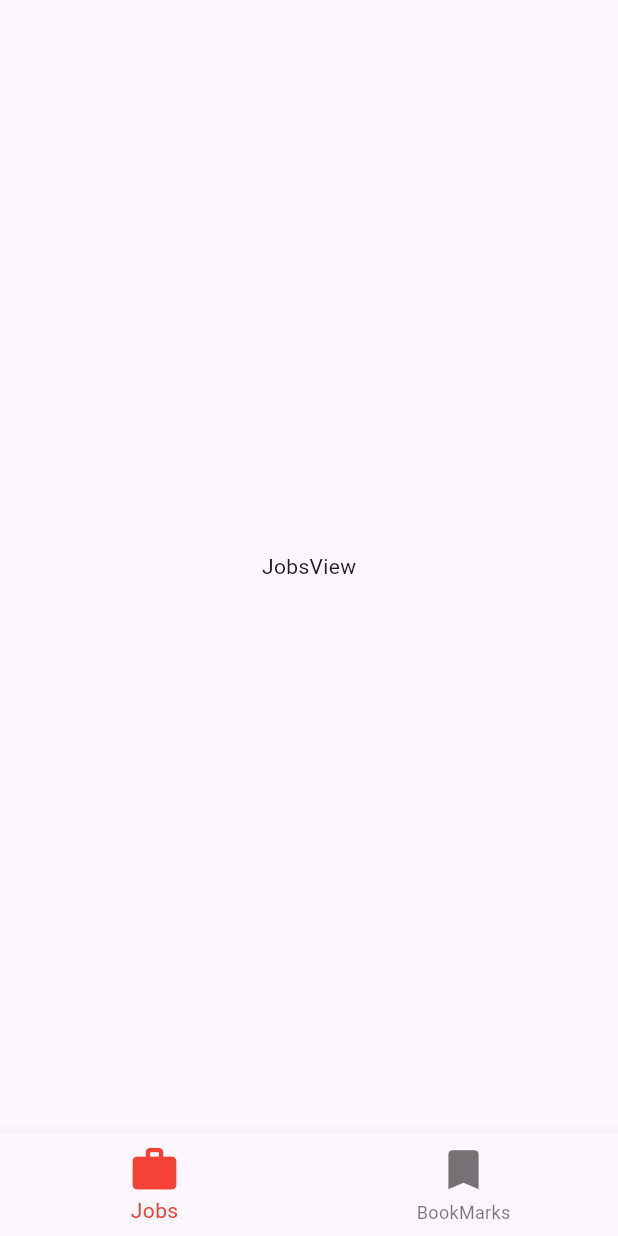
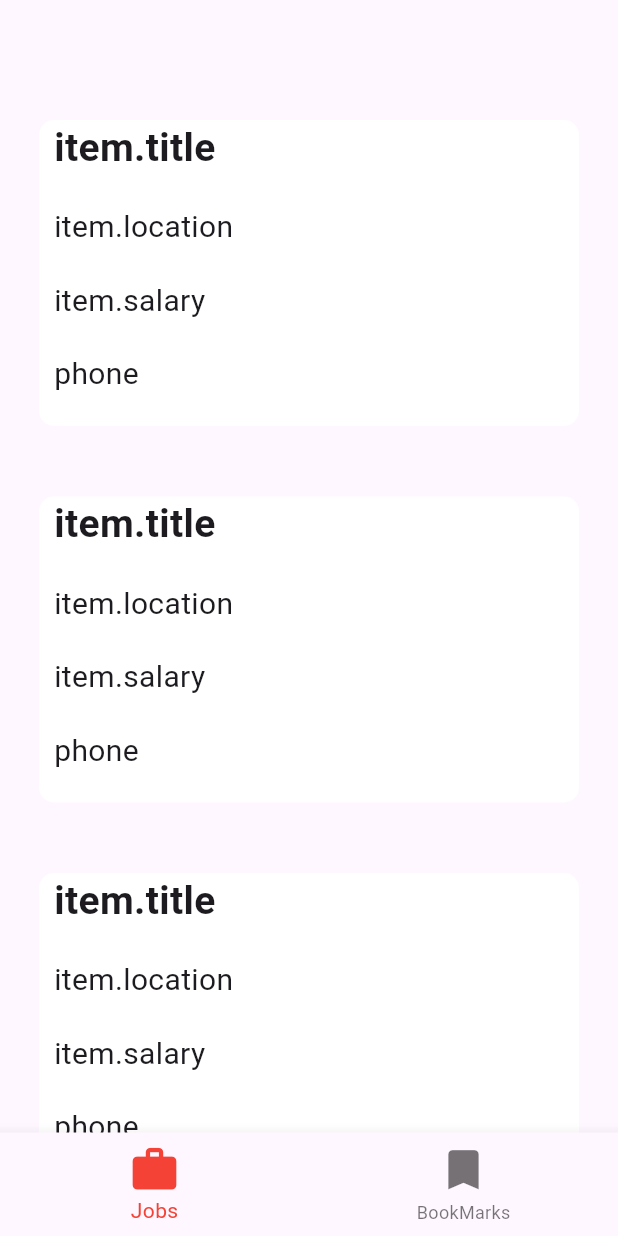
Before and after one commit to nicoleandlilli/flutter_lokal, a Flutter app: the screen it shows after launch, on a phone screen of 412 x 824 dp. Run offline on Flutter 3.47's test engine with Material 3 defaults, Android fonts, the phone set to English and light mode, and no system bars; our stand-ins replace dio, get.

Commit message:
调整jobs界面条目布局

```diff
--- a/lib/modules/jobs/controllers/jobs_controller.dart
+++ b/lib/modules/jobs/controllers/jobs_controller.dart
@@ -1,5 +1,23 @@
+import 'package:flutter/cupertino.dart';
+import 'package:get/get_rx/src/rx_types/rx_types.dart';
 import 'package:get/get_state_manager/src/simple/get_controllers.dart';
 
 class JobsController extends GetxController{
 
+  RxBool hasData = true.obs;
+  RxList<String> pList=<String> [].obs;   //注意，需要定义成响应式数据
+  ScrollController scrollController=ScrollController();
+
+  @override
+  void onInit() {
+    super.onInit();
+    getPListData();
+  }
+
+  getPListData() async{
+    for(int i=0;i<10;i++){
+      pList.add("list $i");
+    }
+    update();
+  }
 }
--- a/lib/modules/jobs/views/jobs_view.dart
+++ b/lib/modules/jobs/views/jobs_view.dart
@@ -1,22 +1,95 @@
 import 'package:flutter/material.dart';
+import 'package:get/get_state_manager/src/rx_flutter/rx_obx_widget.dart';
 import 'package:get/get_state_manager/src/simple/get_view.dart';
+import 'package:lokal/modules/jobs/controllers/jobs_controller.dart';
 
 import '../../../services/kee_alive_wrapper.dart';
 
-class JobsView extends GetView{
+class JobsView extends GetView<JobsController>{
   const JobsView({super.key});
 
 
   @override
   Widget build(BuildContext context) {
-    return const KeepAliveWrapper(
+    return KeepAliveWrapper(
         child: Scaffold(
-          body: Center(
-            child:  Text("JobsView"),
-          ),
+          body: _buildBody(),
         )
     );
   }
 
+  Widget _buildBody(){
+    return Stack(
+      children: [
+        _buildProductList(),
+        // _buildSubHeader(),
+      ],
+    );
+  }
+
+  Widget _buildProductList(){
+    return Obx(()=>controller.pList.isNotEmpty? ListView.builder(
+        controller: controller.scrollController,
+        padding: const EdgeInsets.fromLTRB(26, 80, 26, 26),
+        itemCount: controller.pList.length,
+        itemBuilder: (context, index){
+          String item = controller.pList[index];
+          return Column(
+            children: [
+              Container(
+                // color: Colors.white,
+                margin: const EdgeInsets.only(bottom: 26),
+                decoration: BoxDecoration(
+                  color: Colors.white,
+                  borderRadius: BorderRadius.circular(10),
+                ),
+                child: const Row(
+                  children: [
+                    Expanded(
+                      child: Column(
+                        crossAxisAlignment: CrossAxisAlignment.start,
+                        children: [
+                          Padding(
+                            padding: EdgeInsets.only(left:10,bottom: 20),
+                            child: Text("item.title", style: TextStyle(fontSize: 26, fontWeight: FontWeight.bold),),
+                          ),
+                          Padding(
+                            padding: EdgeInsets.only(left:10,bottom: 20),
+                            child: Text("item.location", style: TextStyle(fontSize: 20,),),
+                          ),
+                          Padding(
+                            padding: EdgeInsets.only(left:10,bottom: 20),
+                            child: Text("item.salary", style: TextStyle(fontSize: 20,),),
+                          ),
+
+                          Padding(
+                            padding: EdgeInsets.only(left:10,bottom: 20),
+                            child: Text("phone", style: TextStyle(fontSize: 20,),),
+                          ),
+
+                        ],
+                      ),
+                    ),
+                  ],
+                ),
+              ),
+              (index==controller.pList.length-1)?_buildProgressIndicator():const Text(""),
+            ],
+          );
+        }):_buildProgressIndicator());
+  }
+
+
+  Widget _buildProgressIndicator(){
+    if(controller.hasData.value){
+      return const Center(
+        child: CircularProgressIndicator(),
+      );
+    }else{
+      return const Center(
+        child: Text("没有数据了喔，我是有底线的"),
+      );
+    }
+  }
 
 }
```
